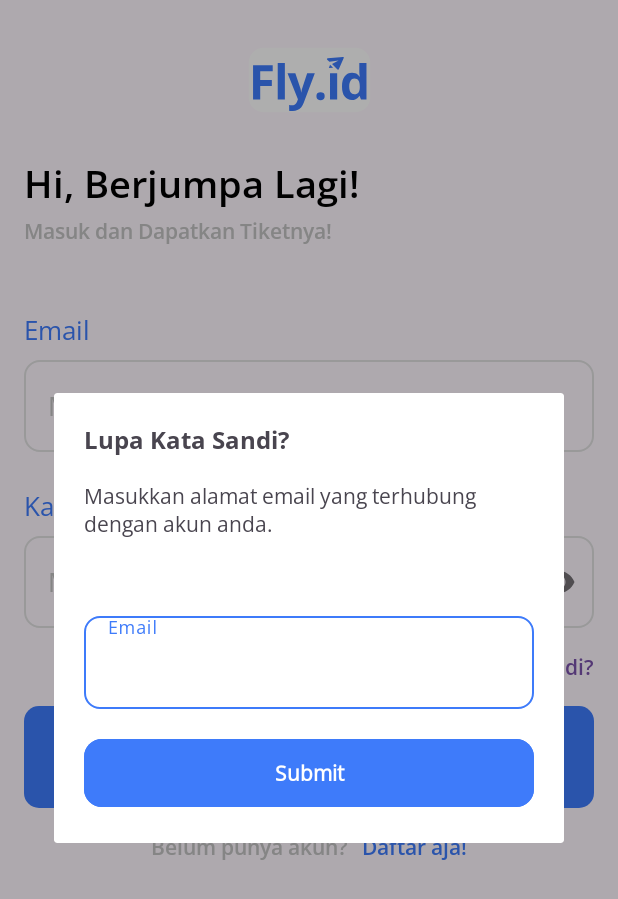
After one commit to Synrgy-Academy-Final-Project/Android, an Android app: the fragment ForgotPasswordFragment placed in its activity, on a phone screen of 412 x 824 dp. The commit adds this screen. Shown: the top 899 px of the screen. Run offline under Robolectric (Android 15) with nearby library versions, the phone set to English and light mode, and no system bars; our stand-ins replace Dagger/Hilt's generated code, navigation-ui.

Commit message:
feat: add forgot password dialog and set api config

```diff
--- /dev/null
+++ b/app/src/main/java/com/synrgyacademy/finalproject/ui/login/ForgotPasswordFragment.kt
@@ -0,0 +1,65 @@
+package com.synrgyacademy.finalproject.ui.login
+
+import android.os.Bundle
+import android.view.LayoutInflater
+import android.view.View
+import android.view.ViewGroup
+import androidx.fragment.app.DialogFragment
+import androidx.fragment.app.viewModels
+import com.synrgyacademy.finalproject.R
+import com.synrgyacademy.finalproject.databinding.FragmentForgotPasswordBinding
+import com.synrgyacademy.finalproject.utils.AuthUtil.isValidEmail
+import com.synrgyacademy.finalproject.utils.showAlert
+import dagger.hilt.android.AndroidEntryPoint
+
+
+@AndroidEntryPoint
+class ForgotPasswordFragment : DialogFragment() {
+    private var _binding: FragmentForgotPasswordBinding? = null
+    private val binding get() = _binding!!
+    private val viewModel by viewModels<LoginViewModel>()
+
+    override fun onViewCreated(view: View, savedInstanceState: Bundle?) {
+        super.onViewCreated(view, savedInstanceState)
+
+        viewModel.forgotState.observe(viewLifecycleOwner) { result ->
+            when (result) {
+                is ForgetPasswordState.Loading -> binding.btnSubmit.isEnabled = false
+                is ForgetPasswordState.Error -> {
+                    binding.btnSubmit.isEnabled = true
+                    binding.tvError.visibility = View.VISIBLE
+                    binding.tvError.text = result.error
+                }
+
+                is ForgetPasswordState.Success -> {
+                    dismiss()
+                    requireContext().showAlert(
+                        "Lupa Password",
+                        "Email telah di kirim, silah kan cek email anda",
+                        positiveCallback = { it.dismiss() })
+                }
+            }
+        }
+
+        binding.btnSubmit.setOnClickListener {
+            val email = binding.etEmail.text.toString().trim()
+            if (!isValidEmail(email)) {
+                binding.etEmail.error = getString(R.string.error_email_empty)
+            } else {
+                viewModel.forgotPassword(email)
+            }
+        }
+    }
+
+    override fun onCreateView(
+        inflater: LayoutInflater, container: ViewGroup?,
+        savedInstanceState: Bundle?
+    ): View? {
+        _binding = FragmentForgotPasswordBinding.inflate(layoutInflater, container, false)
+        return binding.root
+    }
+
+    companion object {
+        const val TAG = "forgot password"
+    }
+}
--- a/app/src/main/java/com/synrgyacademy/finalproject/ui/login/LoginFragment.kt
+++ b/app/src/main/java/com/synrgyacademy/finalproject/ui/login/LoginFragment.kt
@@ -48,6 +48,10 @@ class LoginFragment : Fragment() {
                     requireContext().showToast(getString(R.string.login_berhasil))
                 }
             }
+        }
+
+        binding.forgotPassword.setOnClickListener {
+            ForgotPasswordFragment().show(childFragmentManager, ForgotPasswordFragment.TAG)
         }
 
         onClick()
--- a/app/src/main/java/com/synrgyacademy/finalproject/ui/login/LoginState.kt
+++ b/app/src/main/java/com/synrgyacademy/finalproject/ui/login/LoginState.kt
@@ -7,3 +7,9 @@ sealed interface LoginState {
     data class Success(val authData: LoginDataModel) : LoginState
     data class Error(val error: String) : LoginState
 }
+
+sealed interface ForgetPasswordState {
+    data object Loading : ForgetPasswordState
+    data object Success : ForgetPasswordState
+    data class Error(val error: String) : ForgetPasswordState
+}
--- a/app/src/main/java/com/synrgyacademy/finalproject/ui/login/LoginViewModel.kt
+++ b/app/src/main/java/com/synrgyacademy/finalproject/ui/login/LoginViewModel.kt
@@ -5,6 +5,7 @@ import androidx.lifecycle.MutableLiveData
 import androidx.lifecycle.ViewModel
 import androidx.lifecycle.viewModelScope
 import com.synrgyacademy.common.Resource
+import com.synrgyacademy.domain.usecase.auth.ForgetPasswordUseCase
 import com.synrgyacademy.domain.usecase.auth.LoginUseCase
 import dagger.hilt.android.lifecycle.HiltViewModel
 import kotlinx.coroutines.cancel
@@ -14,11 +15,15 @@ import javax.inject.Inject
 
 @HiltViewModel
 class LoginViewModel @Inject constructor(
-    private val loginUseCase: LoginUseCase
+    private val loginUseCase: LoginUseCase,
+    private val forgetPasswordUseCase: ForgetPasswordUseCase
 ) : ViewModel() {
 
     private var _sessionState = MutableLiveData<LoginState>()
     val sessionState: LiveData<LoginState> get() = _sessionState
+
+    private var _forgotState = MutableLiveData<ForgetPasswordState>()
+    val forgotState: LiveData<ForgetPasswordState> get() = _forgotState
 
     fun login(email: String, password: String) {
         loginUseCase.invoke(email, password).onEach { result ->
@@ -30,6 +35,16 @@ class LoginViewModel @Inject constructor(
         }.launchIn(viewModelScope)
     }
 
+    fun forgotPassword(email: String) {
+        forgetPasswordUseCase.invoke(email).onEach { result ->
+            when (result) {
+                is Resource.Loading -> _forgotState.value = ForgetPasswordState.Loading
+                is Resource.Error -> _forgotState.value = ForgetPasswordState.Error(result.error)
+                is Resource.Success -> _forgotState.value = ForgetPasswordState.Success
+            }
+        }.launchIn(viewModelScope)
+    }
+
 
     override fun onCleared() {
         super.onCleared()
--- /dev/null
+++ b/app/src/main/res/layout/fragment_forgot_password.xml
@@ -0,0 +1,73 @@
+<?xml version="1.0" encoding="utf-8"?>
+<androidx.constraintlayout.widget.ConstraintLayout xmlns:android="http://schemas.android.com/apk/res/android"
+    xmlns:app="http://schemas.android.com/apk/res-auto"
+    xmlns:tools="http://schemas.android.com/tools"
+    android:layout_width="match_parent"
+    android:layout_height="match_parent"
+    tools:context=".ui.login.ForgotPasswordFragment">
+
+    <androidx.appcompat.widget.LinearLayoutCompat
+        android:layout_width="340dp"
+        android:layout_height="300dp"
+        android:orientation="vertical"
+        android:padding="20dp"
+        android:background="@drawable/bg_rounded_white"
+        app:layout_constraintBottom_toBottomOf="parent"
+        app:layout_constraintEnd_toEndOf="parent"
+        app:layout_constraintStart_toStartOf="parent"
+        app:layout_constraintTop_toTopOf="parent">
+
+        <androidx.appcompat.widget.AppCompatTextView
+            style="@style/OpenSansBold16"
+            android:layout_width="match_parent"
+            android:layout_height="wrap_content"
+            android:text="@string/text_forgot_password_title"
+            />
+
+        <androidx.appcompat.widget.AppCompatTextView
+            android:layout_width="match_parent"
+            android:layout_height="wrap_content"
+            android:layout_marginTop="16dp"
+            android:layout_weight="1"
+            android:text="@string/text_forgot_password_subtitle"
+            />
+
+        <androidx.appcompat.widget.AppCompatTextView
+            android:visibility="gone"
+            android:id="@+id/tv_error"
+            android:textColor="@color/secondary_danger"
+            android:layout_width="match_parent"
+            android:layout_height="wrap_content"
+            android:layout_marginTop="16dp"
+            android:maxLines="1"
+            />
+
+        <com.google.android.material.textfield.TextInputLayout
+            android:layout_width="match_parent"
+            android:layout_height="wrap_content"
+            android:layout_marginTop="16dp"
+            android:background="@drawable/bg_rounded_10_stroke_blue">
+
+            <com.google.android.material.textfield.TextInputEditText
+                android:id="@+id/et_email"
+                android:layout_width="match_parent"
+                android:layout_height="match_parent"
+                android:maxLines="1"
+                android:background="@android:color/transparent"
+                android:hint="@string/email_login_title" />
+        </com.google.android.material.textfield.TextInputLayout>
+
+        <com.google.android.material.button.MaterialButton
+            android:id="@+id/btn_submit"
+            android:layout_width="match_parent"
+            android:layout_height="53dp"
+            android:layout_marginTop="16dp"
+            android:text="@string/text_submit"
+            android:backgroundTint="@color/btn_blue"
+            android:textStyle="bold"
+            android:textAppearance="@style/OpenSansBold14"
+            app:shapeAppearance="@style/ShapeAppearance.Material3.Corner.Medium" />
+
+    </androidx.appcompat.widget.LinearLayoutCompat>
+
+</androidx.constraintlayout.widget.ConstraintLayout>
--- a/app/src/main/res/values/strings.xml
+++ b/app/src/main/res/values/strings.xml
@@ -75,4 +75,8 @@
     <string name="error_email_empty">Masukkan email yang valid</string>
     <string name="error_empty_field">Isi semua kolom isian</string>
     <string name="register_success">Register berhasil</string>
+    <string name="text_submit">Submit</string>
+    <string name="text_forgot_password_subtitle">Masukkan alamat email yang terhubung dengan akun anda.</string>
+    <string name="text_forgot_password_title">Lupa Kata Sandi?</string>
+    <string name="text_oke">Oke</string>
 </resources>
--- a/data/src/main/java/com/synrgyacademy/data/remote/retrofit/AuthService.kt
+++ b/data/src/main/java/com/synrgyacademy/data/remote/retrofit/AuthService.kt
@@ -30,9 +30,13 @@ interface AuthService {
         @Query("email") email: String
     ): Response<RegenerateOTPResponse>
 
-
     @POST("auth/login")
     suspend fun login(
         @Body loginRequest: LoginRequest
     ): Response<LoginResponse>
+
+    @POST("auth/forgot-password")
+    suspend fun forgotPassword(
+        @Body email: String
+    ): Response<LoginResponse>
 }
--- a/data/src/main/java/com/synrgyacademy/data/repository/AuthRepositoryImpl.kt
+++ b/data/src/main/java/com/synrgyacademy/data/repository/AuthRepositoryImpl.kt
@@ -62,4 +62,10 @@ class AuthRepositoryImpl @Inject constructor(
     override suspend fun saveUser(userData: LoginDataModel) {
         sessionManager.saveUser(userData.toUserData())
     }
+
+    override suspend fun forgotPassword(email: String) {
+        safeApiRequest {
+            authService.forgotPassword(email)
+        }
+    }
 }
--- a/domain/src/main/java/com/synrgyacademy/domain/repository/AuthRepository.kt
+++ b/domain/src/main/java/com/synrgyacademy/domain/repository/AuthRepository.kt
@@ -10,10 +10,8 @@ interface AuthRepository {
     suspend fun regenerateOTP(email: String)
     suspend fun verifyAccount(email: String, otp: String)
     suspend fun login(email: String, password: String) : LoginDataModel
-
     suspend fun isLogin(): Boolean
-
     suspend fun createSession()
-
     suspend fun saveUser(userData: LoginDataModel)
+    suspend fun forgotPassword(email: String)
 }
```
Also changed, not shown: app/src/main/java/com/synrgyacademy/finalproject/ui/register/RegisterFragment.kt (+2 -13 lines), app/src/main/java/com/synrgyacademy/finalproject/utils/AuthUtil.kt (added, +18 -0 lines), app/src/main/java/com/synrgyacademy/finalproject/utils/ContextExt.kt (+19 -0 lines), data/src/main/java/com/synrgyacademy/data/remote/util/CustomException.kt (added, +7 -0 lines), data/src/main/java/com/synrgyacademy/data/remote/util/SafeApiRequest.kt (+23 -3 lines), domain/src/main/java/com/synrgyacademy/domain/usecase/auth/ForgetPasswordUseCase.kt (added, +22 -0 lines).
